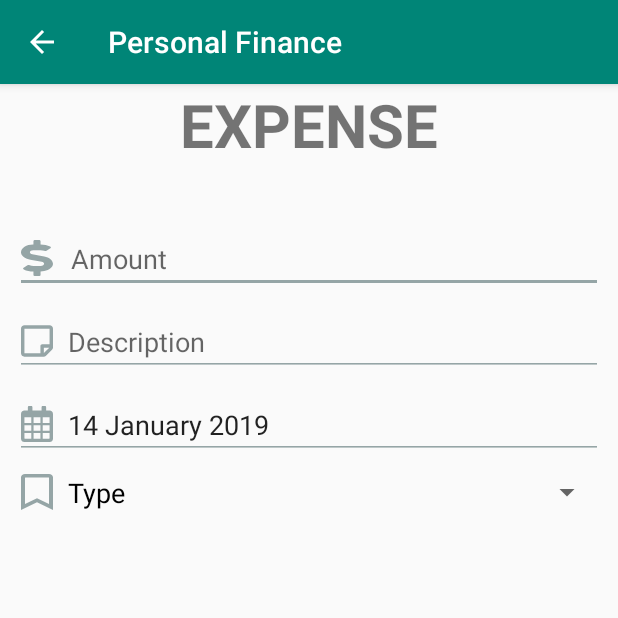
After one commit to TAYTS/Personal_Finance_Android_App, an Android app: the FormActivity screen opened directly, with no data from a screen before it, on a phone screen of 412 x 824 dp, the top half of it. The commit adds this screen. Run offline under Robolectric (Android 15) with nearby library versions, the phone set to English and light mode, and no system bars; 1 statement that could not run was skipped.

Commit message:
feature: Add the Form Layout and Activity

```diff
--- a/app/src/main/AndroidManifest.xml
+++ b/app/src/main/AndroidManifest.xml
@@ -19,6 +19,11 @@
                 <category android:name="android.intent.category.LAUNCHER" />
             </intent-filter>
         </activity>
+        <activity
+            android:name=".FormActivity"
+            android:parentActivityName=".MainActivity" />
+
+
     </application>
 
 </manifest>
--- /dev/null
+++ b/app/src/main/java/com/personalfinance/personalfinance/FormActivity.java
@@ -0,0 +1,232 @@
+package com.personalfinance.personalfinance;
+
+import android.app.DatePickerDialog;
+import android.content.Intent;
+import android.graphics.Color;
+import android.os.Bundle;
+import android.support.annotation.NonNull;
+import android.support.v7.app.AppCompatActivity;
+import android.text.Editable;
+import android.text.TextWatcher;
+import android.util.Log;
+import android.view.ActionMode;
+import android.view.Menu;
+import android.view.MenuItem;
+import android.view.View;
+import android.view.ViewGroup;
+import android.widget.ArrayAdapter;
+import android.widget.DatePicker;
+import android.widget.EditText;
+import android.widget.Spinner;
+import android.widget.TextView;
+
+import java.text.NumberFormat;
+import java.text.SimpleDateFormat;
+import java.util.Calendar;
+import java.util.Collections;
+import java.util.List;
+import java.util.Locale;
+
+public class FormActivity extends AppCompatActivity {
+    private String recordType;
+    private TextView textViewTitle;
+    private EditText editTextAmount;
+    private EditText editTextDescription;
+    private EditText editTextDate;
+    private Spinner spinnerType;
+    private Calendar calendar;
+    private Locale locale = new Locale("en","MY");
+    private String[] typesArray;
+
+    // Define constant
+    private static final String DATEFORMAT = "dd MMMM yyyy";
+
+    @Override
+    public void onCreate(Bundle savedInstanceState) {
+        super.onCreate(savedInstanceState);
+        setContentView(R.layout.form_layout);
+
+        // Set the record type
+        Intent intent = getIntent();
+        recordType = intent.getStringExtra(getResources().getString(R.string.recordID));
+
+        // Get Calendar instance
+        calendar = Calendar.getInstance(locale);
+
+
+        // Get all the views
+        textViewTitle = findViewById(R.id.formTitle);
+        editTextAmount = findViewById(R.id.editTextAmount);
+        editTextDescription = findViewById(R.id.editDescription);
+        editTextDate = findViewById(R.id.editCalender);
+        spinnerType = findViewById(R.id.spinnerType);
+
+
+        // Set initial values (Title, TYPE string array, calendar)
+        if (recordType.equals("income")) {
+            textViewTitle.setText(R.string.recordIncomeTitle);
+            typesArray = getResources().getStringArray(R.array.income_type);
+        }
+        else {
+            textViewTitle.setText(R.string.recordExpenseTitle);
+            typesArray = getResources().getStringArray(R.array.expenses_type);
+        }
+        updateLabel();
+
+
+        // Disable Edit Text Amount from Select All and Paste operation
+        editTextAmount.setCustomSelectionActionModeCallback(new ActionMode.Callback() {
+            public boolean onCreateActionMode(ActionMode actionMode, Menu menu) {
+                return false;
+            }
+            public boolean onPrepareActionMode(ActionMode actionMode, Menu menu) {
+                return false;
+            }
+            public boolean onActionItemClicked(ActionMode actionMode, MenuItem item) {
+                return false;
+            }
+            public void onDestroyActionMode(ActionMode actionMode) {
+            }
+        });
+
+        // Edit Text Amount listener for currency formatting
+        editTextAmount.setOnFocusChangeListener(new View.OnFocusChangeListener() {
+            @Override
+            public void onFocusChange(View v, boolean hasFocus) {
+                if (hasFocus) {
+                    editTextAmount.addTextChangedListener(new TextWatcher() {
+                        @Override
+                        public void beforeTextChanged(CharSequence s, int start, int count, int after) {
+                        }
+
+                        @Override
+                        public void onTextChanged(CharSequence s, int start, int before, int count) {
+                        }
+
+                        @Override
+                        public void afterTextChanged(Editable s) {
+                            String textAmount = s.toString().replaceAll("[RM][ ]*", "");
+
+                            // Prevent infinity loop
+                            editTextAmount.removeTextChangedListener(this);
+
+                            if (!textAmount.isEmpty()) {
+                                textAmount = "RM" + textAmount;
+
+                                if (textAmount.contains(".")) {
+                                    // Prevent multiple "."
+                                    textAmount.split("\\.", -1);
+
+                                    // Stop at 2 decimal
+                                    int fractionLength = textAmount.substring(textAmount.indexOf(".")).length() - 1;
+                                    if (fractionLength > 2) {
+                                        textAmount = textAmount.substring(0, textAmount.indexOf(".") + 3);
+                                    }
+                                }
+                            }
+
+                            // Update the Edit Text Amount
+                            editTextAmount.setText(textAmount);
+                            editTextAmount.setSelection(textAmount.length());
+                            editTextAmount.addTextChangedListener(this);
+                        }
+                    });
+                } else {
+                    // Clean up procedure for Edit Text Amount
+                    String textAmount = editTextAmount.getText().toString();
+                    String appendZero = "";
+                    if (!textAmount.isEmpty()) {
+                        if (textAmount.contains(".")) {
+                            // Stop at 2 decimal
+                            int fractionLength = textAmount.substring(textAmount.indexOf(".")).length() - 1;
+
+                            if (fractionLength == 0)
+                                appendZero = "00";
+                            else if (fractionLength == 1)
+                                appendZero = "0";
+
+                        } else {
+                            appendZero = ".00";
+                        }
+                        textAmount = textAmount + appendZero;
+                        editTextAmount.setText(textAmount);
+                    }
+                }
+            }
+        });
+
+        // Edit Text Calendar listener for trigger DatePickerDialog
+        editTextDate.setOnClickListener(new View.OnClickListener() {
+            @Override
+            public void onClick(View v) {
+
+                int year = calendar.get(Calendar.YEAR);
+                int month = calendar.get(Calendar.MONTH);
+                int day_of_month = calendar.get(Calendar.DAY_OF_MONTH);
+
+                DatePickerDialog datePickerDialog = new DatePickerDialog(
+                        FormActivity.this,
+                        R.style.DatePicker,
+                        new DatePickerDialog.OnDateSetListener() {
+                            @Override
+                            public void onDateSet(DatePicker view, int year, int month, int dayOfMonth) {
+                                calendar.set(Calendar.YEAR, year);
+                                calendar.set(Calendar.MONTH, month);
+                                calendar.set(Calendar.DAY_OF_MONTH, dayOfMonth);
+                                updateLabel();
+                            }
+                        }, year, month, day_of_month
+                );
+
+
+                // DatePickerDialog Settings
+                datePickerDialog.setIcon(R.drawable.ic_calendar);
+                datePickerDialog.setTitle("Please select the date");
+                datePickerDialog.getDatePicker().setMaxDate(System.currentTimeMillis());
+                datePickerDialog.show();
+            }
+        });
+
+        // Spinner
+        // Create ArrayAdapter for the Type Spinner
+        ArrayAdapter<String> typeAdapter = new ArrayAdapter<String>(
+                this, R.layout.custom_spinner, typesArray) {
+
+            // Disable the first option
+            @Override
+            public boolean isEnabled(int position) {
+                if (position == 0)
+                    return false;
+                else
+                    return true;
+            }
+
+            // Change the first option color to GREY
+            @Override
+            public View getDropDownView(int position, View convertView, @NonNull ViewGroup parent) {
+                View view = super.getDropDownView(position, convertView, parent);
+                TextView textView = (TextView) view;
+                if (position == 0)
+                    textView.setTextColor(Color.GRAY);
+                else
+                    textView.setTextColor(Color.BLACK);
+                return view;
+            }
+        };
+
+        // Set the dropdown style for the Spinner
+        typeAdapter.setDropDownViewResource(R.layout.custom_spinner_dropdown);
+        // Add the custom ArrayAdapter to Spinner
+        spinnerType.setAdapter(typeAdapter);
+    }
+
+
+    // Method: Update the Edit Text Calendar text
+    private void updateLabel() {
+        SimpleDateFormat dateFormatter = new SimpleDateFormat(DATEFORMAT, locale);
+        editTextDate.setText(dateFormatter.format(calendar.getTime()));
+    }
+
+
+
+}
--- /dev/null
+++ b/app/src/main/res/drawable/ic_amount.xml
@@ -0,0 +1,5 @@
+<vector android:autoMirrored="true" android:height="24dp"
+    android:viewportHeight="512" android:viewportWidth="288"
+    android:width="21dp" xmlns:android="http://schemas.android.com/apk/res/android">
+    <path android:fillColor="@color/colorFormIcon" android:pathData="M209.2,233.4l-108,-31.6C88.7,198.2 80,186.5 80,173.5c0,-16.3 13.2,-29.5 29.5,-29.5h66.3c12.2,0 24.2,3.7 34.2,10.5 6.1,4.1 14.3,3.1 19.5,-2l34.8,-34c7.1,-6.9 6.1,-18.4 -1.8,-24.5C238,74.8 207.4,64.1 176,64V16c0,-8.8 -7.2,-16 -16,-16h-32c-8.8,0 -16,7.2 -16,16v48h-2.5C45.8,64 -5.4,118.7 0.5,183.6c4.2,46.1 39.4,83.6 83.8,96.6l102.5,30c12.5,3.7 21.2,15.3 21.2,28.3 0,16.3 -13.2,29.5 -29.5,29.5h-66.3C100,368 88,364.3 78,357.5c-6.1,-4.1 -14.3,-3.1 -19.5,2l-34.8,34c-7.1,6.9 -6.1,18.4 1.8,24.5 24.5,19.2 55.1,29.9 86.5,30v48c0,8.8 7.2,16 16,16h32c8.8,0 16,-7.2 16,-16v-48.2c46.6,-0.9 90.3,-28.6 105.7,-72.7 21.5,-61.6 -14.6,-124.8 -72.5,-141.7z"/>
+</vector>
--- /dev/null
+++ b/app/src/main/res/drawable/ic_calendar.xml
@@ -0,0 +1,5 @@
+<vector android:autoMirrored="true" android:height="24dp"
+    android:viewportHeight="512" android:viewportWidth="448"
+    android:width="21dp" xmlns:android="http://schemas.android.com/apk/res/android">
+    <path android:fillColor="@color/colorFormIcon" android:pathData="M400,64h-48L352,16c0,-8.8 -7.2,-16 -16,-16h-32c-8.8,0 -16,7.2 -16,16v48L160,64L160,16c0,-8.8 -7.2,-16 -16,-16h-32c-8.8,0 -16,7.2 -16,16v48L48,64C21.5,64 0,85.5 0,112v352c0,26.5 21.5,48 48,48h352c26.5,0 48,-21.5 48,-48L448,112c0,-26.5 -21.5,-48 -48,-48zM400,160v80h-96v-80h96zM176,352v-80h96v80h-96zM272,384v80h-96v-80h96zM144,352L48,352v-80h96v80zM176,240v-80h96v80h-96zM304,272h96v80h-96v-80zM144,160v80L48,240v-80h96zM48,458v-74h96v80L54,464c-3.3,0 -6,-2.7 -6,-6zM394,464h-90v-80h96v74c0,3.3 -2.7,6 -6,6z"/>
+</vector>
--- /dev/null
+++ b/app/src/main/res/drawable/ic_description.xml
@@ -0,0 +1,5 @@
+<vector android:autoMirrored="true" android:height="24dp"
+    android:viewportHeight="512" android:viewportWidth="448"
+    android:width="21dp" xmlns:android="http://schemas.android.com/apk/res/android">
+    <path android:fillColor="@color/colorFormIcon" android:pathData="M448,348.106L448,80c0,-26.51 -21.49,-48 -48,-48L48,32C21.49,32 0,53.49 0,80v351.988c0,26.51 21.49,48 48,48h268.118a48,48 0,0 0,33.941 -14.059l83.882,-83.882A48,48 0,0 0,448 348.106zM320,428.106v-76.118h76.118L320,428.106zM400,80v223.988L296,303.988c-13.255,0 -24,10.745 -24,24v104L48,431.988L48,80h352z"/>
+</vector>
--- /dev/null
+++ b/app/src/main/res/drawable/ic_type.xml
@@ -0,0 +1,5 @@
+<vector android:autoMirrored="true" android:height="24dp"
+    android:viewportHeight="512" android:viewportWidth="384"
+    android:width="21dp" xmlns:android="http://schemas.android.com/apk/res/android">
+    <path android:fillColor="@color/colorFormIcon" android:pathData="M336,0L48,0C21.49,0 0,21.49 0,48v464l192,-112 192,112L384,48c0,-26.51 -21.49,-48 -48,-48zM336,428.43l-144,-84 -144,84L48,54a6,6 0,0 1,6 -6h276c3.314,0 6,2.683 6,5.996L336,428.43z"/>
+</vector>
--- /dev/null
+++ b/app/src/main/res/layout/custom_spinner.xml
@@ -0,0 +1,12 @@
+<?xml version="1.0" encoding="utf-8"?>
+
+<TextView
+    xmlns:android="http://schemas.android.com/apk/res/android"
+    android:id="@+id/spinnerTextView"
+    android:layout_width="match_parent"
+    android:layout_height="match_parent"
+    android:paddingStart="10dp"
+    android:paddingEnd="10dp"
+    android:maxLines="1"
+    android:textSize="@dimen/textSizeForm"
+    style="@style/SpinnerEntry"/>
--- /dev/null
+++ b/app/src/main/res/layout/form_layout.xml
@@ -0,0 +1,104 @@
+<?xml version="1.0" encoding="utf-8"?>
+<android.support.constraint.ConstraintLayout xmlns:android="http://schemas.android.com/apk/res/android"
+    xmlns:tools="http://schemas.android.com/tools"
+    android:layout_width="match_parent"
+    android:layout_height="match_parent"
+    xmlns:app="http://schemas.android.com/apk/res-auto"
+    android:orientation="vertical"
+    tools:context=".MainActivity">
+
+    <TextView
+        android:id="@+id/formTitle"
+        android:layout_width="match_parent"
+        android:layout_height="wrap_content"
+        android:layout_marginBottom="30dp"
+        app:layout_constraintBottom_toTopOf="@+id/formFrame"
+        android:textSize="40sp"
+        android:textStyle="bold"
+        android:text="INCOME"
+        android:textAlignment="center"
+        app:layout_constraintTop_toTopOf="parent" />
+
+
+    <LinearLayout
+        android:id="@+id/formFrame"
+        android:layout_width="match_parent"
+        android:layout_height="wrap_content"
+        android:orientation="vertical"
+        android:layout_marginTop="30dp"
+        app:layout_constraintTop_toBottomOf="@+id/formTitle" >
+
+        <EditText
+            android:id="@+id/editTextAmount"
+            android:layout_width="match_parent"
+            android:layout_height="wrap_content"
+            android:drawableStart="@drawable/ic_amount"
+            android:drawablePadding="12dp"
+            android:backgroundTint="@color/colorFormIcon"
+            android:gravity="start"
+            android:layout_marginTop="@dimen/editMargin"
+            android:layout_marginLeft="@dimen/editMargin"
+            android:layout_marginRight="@dimen/editMargin"
+            android:textSize="@dimen/textSizeForm"
+            android:hint="@string/hintAmount"
+            android:inputType="numberDecimal"
+            android:longClickable="false"
+            android:textIsSelectable="false"/>
+
+        <EditText
+            android:id="@+id/editDescription"
+            android:layout_width="match_parent"
+            android:layout_height="wrap_content"
+            android:drawableStart="@drawable/ic_description"
+            android:drawablePadding="@dimen/drawPadding"
+            android:backgroundTint="@color/colorFormIcon"
+            android:layout_marginTop="@dimen/editMargin"
+            android:layout_marginLeft="@dimen/editMargin"
+            android:layout_marginRight="@dimen/editMargin"
+            android:textSize="@dimen/textSizeForm"
+            android:hint="@string/hintDescription"
+            android:inputType="textAutoCorrect" />
+
+        <EditText
+            android:id="@+id/editCalender"
+            android:layout_width="match_parent"
+            android:layout_height="wrap_content"
+            android:drawableStart="@drawable/ic_calendar"
+            android:drawablePadding="@dimen/drawPadding"
+            android:backgroundTint="@color/colorFormIcon"
+            android:layout_marginTop="@dimen/editMargin"
+            android:layout_marginLeft="@dimen/editMargin"
+            android:layout_marginRight="@dimen/editMargin"
+            android:textSize="@dimen/textSizeForm"
+            android:clickable="true"
+            android:focusable="false"
+            android:longClickable="false"
+            android:hint="@string/hintDate"
+            android:inputType="date" />
+
+        <LinearLayout
+            android:layout_width="match_parent"
+            android:layout_height="wrap_content"
+            android:orientation="horizontal"
+            android:layout_marginTop="@dimen/editMargin"
+            android:layout_marginLeft="@dimen/editMargin"
+            android:layout_marginRight="@dimen/editMargin"
+            android:paddingStart="4dp" >
+
+            <ImageView
+                android:id="@+id/spinnerIcon"
+                android:layout_width="wrap_content"
+                android:layout_height="wrap_content"
+                android:src="@drawable/ic_type"/>
+
+            <Spinner
+                android:id="@+id/spinnerType"
+                android:layout_width="match_parent"
+                android:layout_height="wrap_content" />
+        </LinearLayout>
+
+    </LinearLayout>
+
+
+
+</android.support.constraint.ConstraintLayout>
--- a/app/src/main/res/values/dimens.xml
+++ b/app/src/main/res/values/dimens.xml
@@ -4,4 +4,12 @@
     <dimen name="design_fab_image_size">42dp</dimen>
     <dimen name="layoutMarginSmall">8dp</dimen>
     <dimen name="paddingSmall">8dp</dimen>
+
+    <!-- Form Layout -->
+    <dimen name="iconHeight">24dp</dimen>
+    <dimen name="iconWidth">21dp</dimen>
+    <dimen name="drawPadding">10dp</dimen>
+    <dimen name="editMargin">10dp</dimen>
+    <dimen name="textSizeForm">18sp</dimen>
+
 </resources>
--- a/app/src/main/res/values/strings.xml
+++ b/app/src/main/res/values/strings.xml
@@ -1,4 +1,5 @@
 <resources>
+    <!-- Main Layout Text -->
     <string name="app_name">Personal Finance</string>
     <string name="action_settings">Settings</string>
     <string name="contentDescriptionBullet">bullet icon</string>
@@ -6,4 +7,33 @@
     <string name="expenseFood">"Food"</string>
     <string name="expenseOthers">Others</string>
     <string name="expenseLoan">Loans</string>
+
+    <!-- Record Type -->
+    <string name="recordID">recordType</string>
+    <string name="recordIncome">income</string>
+    <string name="recordExpense">expense</string>
+    <string name="recordIncomeTitle">INCOME</string>
+    <string name="recordExpenseTitle">EXPENSE</string>
+
+    <!-- Form Layout text -->
+    <string name="hintAmount">Amount</string>
+    <string name="hintDescription">Description</string>
+    <string name="hintDate">Date</string>
+    <string name="hintType">Type</string>
+
+    <!-- Income Type -->
+    <string-array name="income_type">
+        <item>Type</item>
+        <item>Salary</item>
+        <item>Others</item>
+    </string-array>
+
+    <!-- Expenses Type -->
+    <string-array name="expenses_type">
+        <item>Type</item>
+        <item>Entertainment</item>
+        <item>Food</item>
+        <item>Loan</item>
+        <item>Others</item>
+    </string-array>
 </resources>
--- a/app/src/main/res/values/styles.xml
+++ b/app/src/main/res/values/styles.xml
@@ -23,4 +23,15 @@
         <item name="android:textSize">28dp</item>
     </style>
 
+    <!-- Date Picker Style -->
+    <style name="DatePicker" parent="@android:style/Theme.Holo.Dialog">
+        <item name="android:calendarViewShown">false</item>
+        <item name="android:datePickerMode">spinner</item>
+    </style>
+
+    <!-- Spinner Style -->
+    <style name="SpinnerEntry" parent="@android:style/Widget.TextView.SpinnerItem">
+        <item name="android:textSize">@dimen/textSizeForm</item>
+    </style>
+
 </resources>
```
Also changed, not shown: app/src/main/res/layout/custom_spinner_dropdown.xml (added, +8 -0 lines), app/src/main/res/values/colors.xml (+6 -5 lines).
